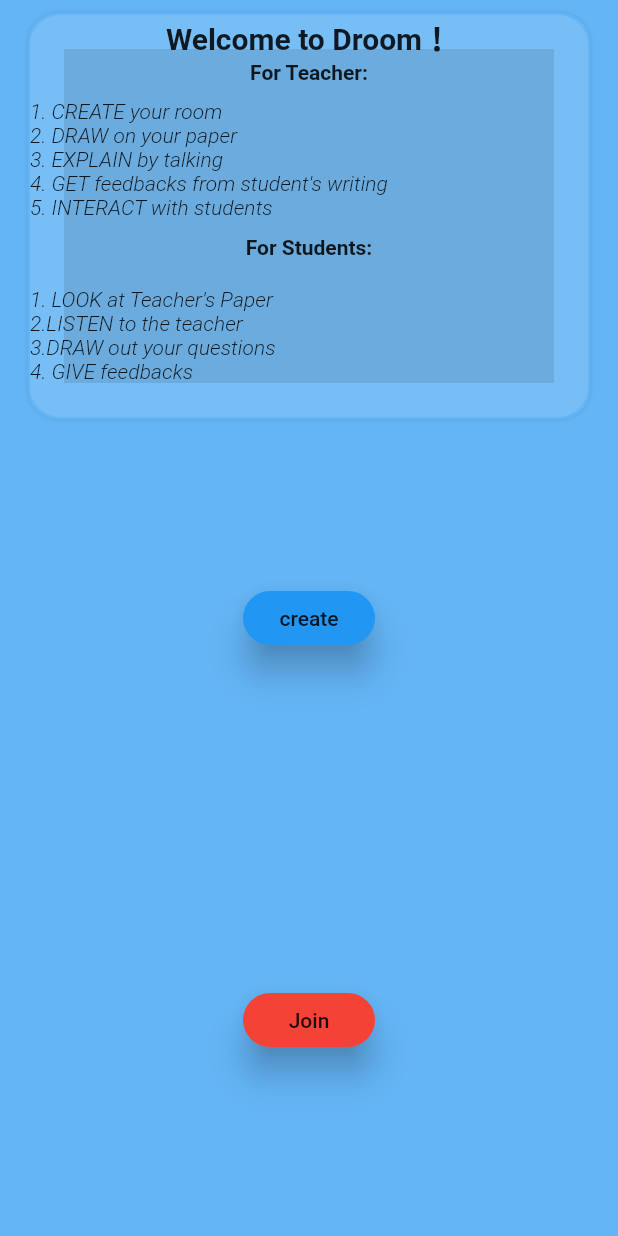
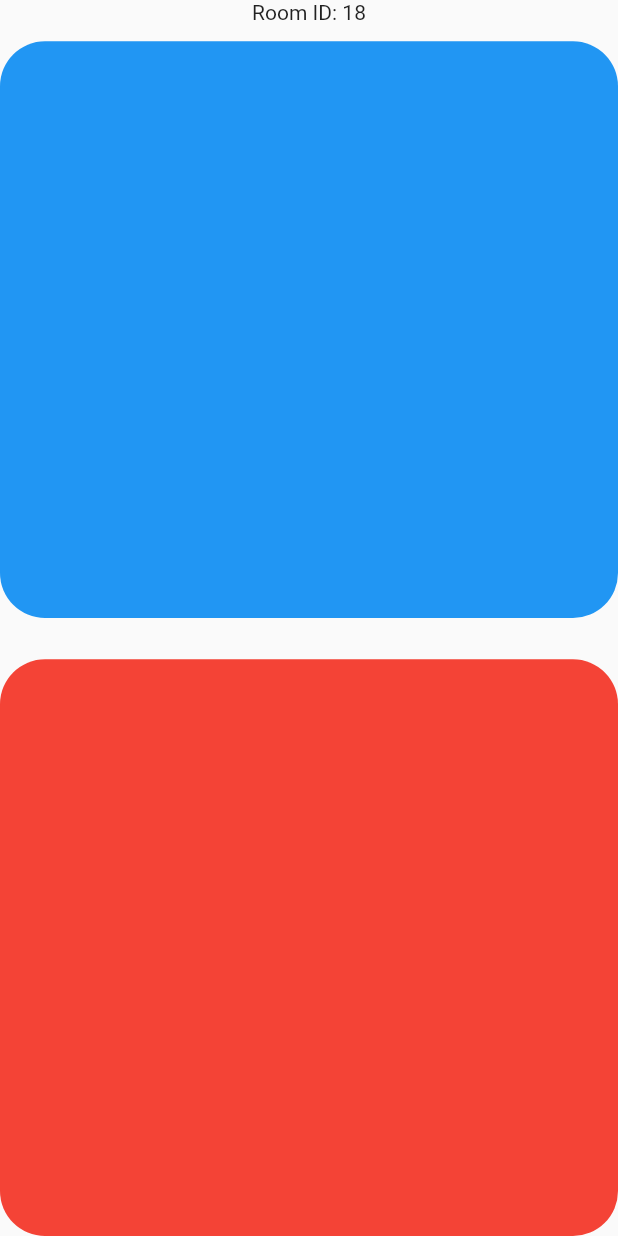
Before and after one commit to cityhack-c-see/CSEE_Edutech_Front_CityHack22, a Flutter app: the screen it shows after launch, after a tap on "create", on a phone screen of 412 x 824 dp. Run offline on Flutter 3.47's test engine with Material 2 defaults, Android fonts, the phone set to English and light mode, and no system bars; missing offline and left inert: droom_flutter; network calls fail; Roboto replaces fonts that are missing (Mochiy).

Commit message:
2nd version +drawroom

```diff
--- a/lib/main.dart
+++ b/lib/main.dart
@@ -1,10 +1,13 @@
 import 'package:flutter/material.dart';
 import 'pages/home.dart';
+import 'pages/drawroom.dart';
+
 void main() {
   runApp(MaterialApp(
     initialRoute: '/home',
     routes: {
       '/home': (context) => Home(),
+      '/drawroom': (context) => DrawRoom(),
     },
   ));
 }
--- a/lib/pages/drawroom.dart
+++ b/lib/pages/drawroom.dart
@@ -0,0 +1,52 @@
+import 'package:flutter/material.dart';
+
+class DrawRoom extends StatefulWidget {
+  const DrawRoom({Key? key}) : super(key: key);
+
+  @override
+  _DrawRoomState createState() => _DrawRoomState();
+}
+
+class _DrawRoomState extends State<DrawRoom> {
+  var args;
+  @override
+  Widget build(BuildContext context) {
+    final Map arguments = ModalRoute.of(context)?.settings.arguments as Map;
+    if (arguments != null) {
+      args = arguments["roomid"];
+    }
+    return Scaffold(
+      body: SafeArea(
+        child: Column(
+          children: [
+            Expanded(
+                flex: 1,
+                child: Container(
+                  child: Text("Room ID: ${args}"),
+                )
+            ),
+            Expanded(
+              flex: 14,
+                child: Container(
+                  decoration: BoxDecoration(
+                    color: Colors.blue,
+                    borderRadius: BorderRadius.circular(30),
+                  ),
+                ),
+            ),
+            Spacer(flex: 1),
+            Expanded(
+              flex: 14,
+                child: Container(
+                  decoration: BoxDecoration(
+                    color: Colors.red,
+                    borderRadius: BorderRadius.circular(30),
+                  ),
+                )
+            ),
+          ],
+        ),
+      ),
+    );
+  }
+}
--- a/lib/pages/home.dart
+++ b/lib/pages/home.dart
@@ -2,7 +2,7 @@ import 'package:flutter/material.dart';
 
 class Home extends StatelessWidget {
   const Home({Key? key}) : super(key: key);
-
+  final bool _SerIsReady = true;
   @override
   Widget build(BuildContext context) {
     return Scaffold(
@@ -104,7 +104,15 @@ class Home extends StatelessWidget {
                       borderRadius: BorderRadius.circular(30),
                     ),
                     elevation: 10,
-                    onPressed: (){},
+                    onPressed: (){
+                      if ( _SerIsReady == true) {
+                        Navigator.pushNamed(
+                          context,
+                          '/drawroom',
+                          arguments: {"roomid": "18"}
+                        );
+                      }
+                    },
                     child: Text("create"),
                   )
                 ),
@@ -119,7 +127,15 @@ class Home extends StatelessWidget {
                         borderRadius: BorderRadius.circular(30),
                       ),
                       elevation: 10,
-                      onPressed: (){},
+                      onPressed: (){
+                        if ( _SerIsReady == true) {
+                          Navigator.pushNamed(
+                              context,
+                              '/drawroom',
+                              arguments: {"roomid": "18"}
+                          );
+                        }
+                      },
                       child: Text("Join"),
                     )
                 )
```
